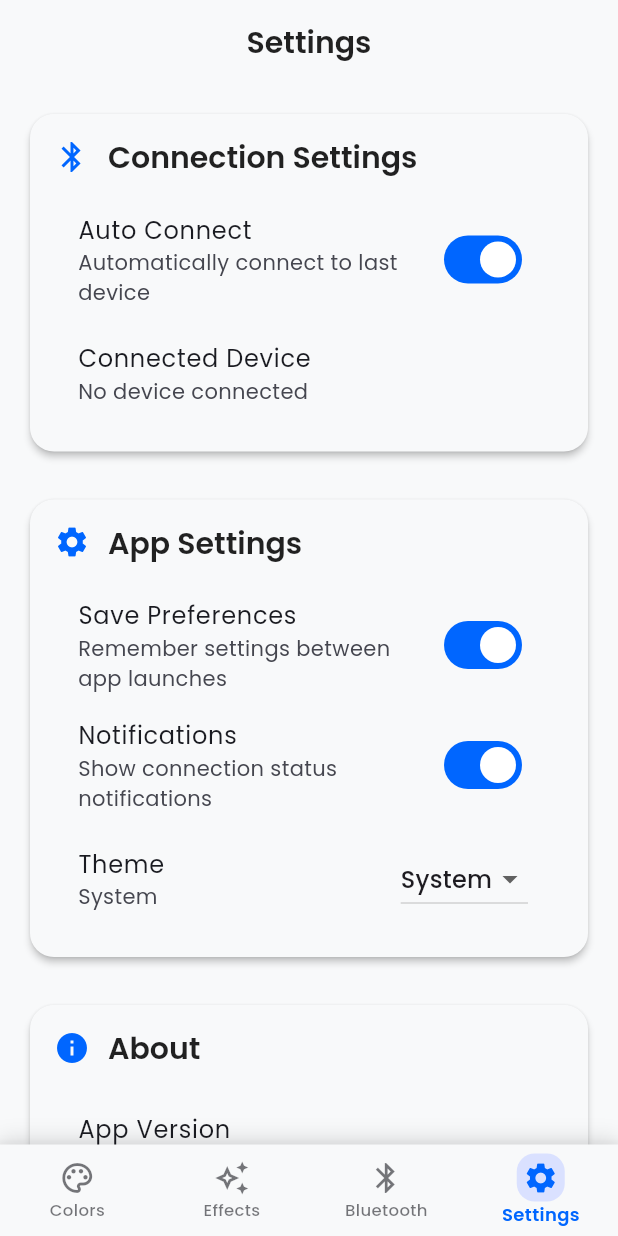
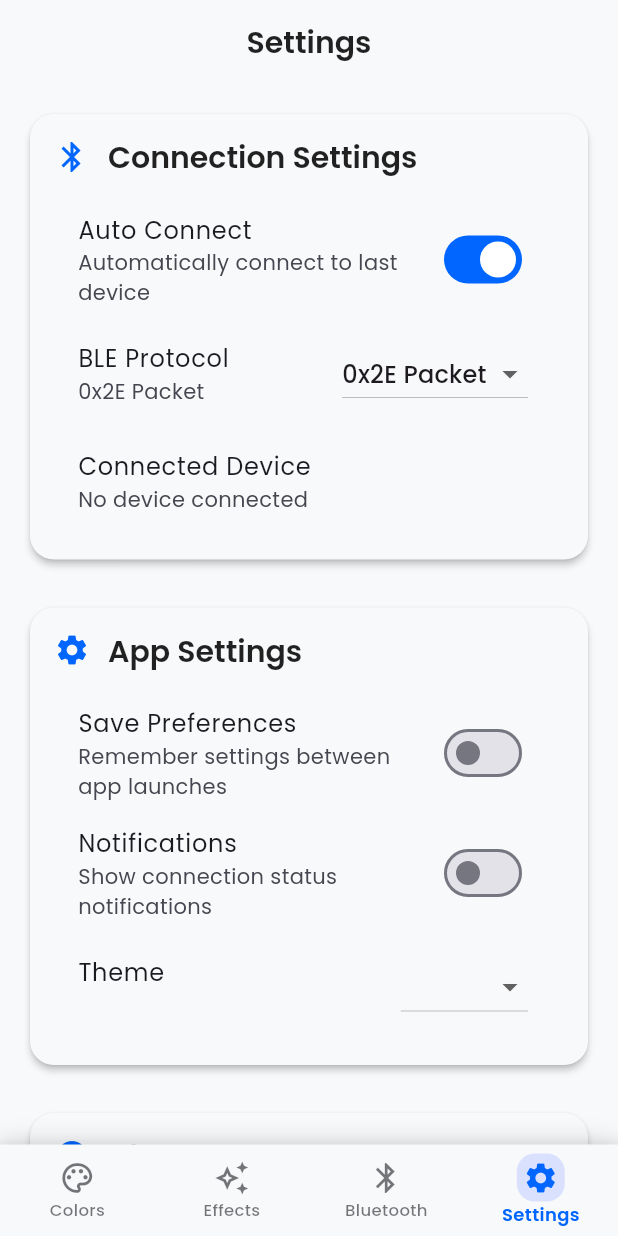
Before and after one commit to mkasem06/flutter-projects, a Flutter app: the screen it shows after launch, item 4 of the bottom bar chosen, after a tap on "Auto Connect", on a phone screen of 412 x 824 dp. Run offline on Flutter 3.47's test engine with Material 3 defaults, Android fonts, the phone set to English and light mode, and no system bars; our stand-ins replace cloud_firestore, firebase_auth, firebase_core, firebase_messaging, flutter_blue_plus, flutter_colorpicker and 7 more; accounts and stored records are empty.

Commit message:
Fix save settings on exit

```diff
--- a/light_app/lib/main.dart
+++ b/light_app/lib/main.dart
@@ -2,6 +2,7 @@ import 'package:flutter/material.dart';
 import 'package:provider/provider.dart';
 import 'providers/bluetooth_provider.dart';
 import 'providers/led_control_provider.dart';
+import 'services/settings_service.dart';
 import 'screens/home_screen.dart';
 import 'screens/bluetooth_screen.dart';
 import 'screens/color_control_screen.dart';
@@ -10,12 +11,77 @@ import 'screens/led_control_screen.dart';
 import 'screens/settings_screen.dart';
 import 'utils/app_theme.dart';
 
-void main() {
+void main() async {
+  WidgetsFlutterBinding.ensureInitialized();
+
+  // Initialize settings service
+  await SettingsService.initialize();
+
   runApp(const CarLightApp());
 }
 
-class CarLightApp extends StatelessWidget {
+class CarLightApp extends StatefulWidget {
   const CarLightApp({super.key});
+
+  @override
+  State<CarLightApp> createState() => _CarLightAppState();
+}
+
+class _CarLightAppState extends State<CarLightApp> with WidgetsBindingObserver {
+  @override
+  void initState() {
+    super.initState();
+    WidgetsBinding.instance.addObserver(this);
+  }
+
+  @override
+  void dispose() {
+    WidgetsBinding.instance.removeObserver(this);
+    super.dispose();
+  }
+
+  @override
+  void didChangeAppLifecycleState(AppLifecycleState state) {
+    super.didChangeAppLifecycleState(state);
+
+    // Save settings when app goes to background or is paused
+    if (state == AppLifecycleState.paused ||
+        state == AppLifecycleState.detached ||
+        state == AppLifecycleState.inactive) {
+      _saveCurrentSettings();
+    }
+  }
+
+  void _saveCurrentSettings() {
+    try {
+      // Get the current context from the navigator
+      final context = navigatorKey.currentContext;
+      if (context != null) {
+        final bluetoothProvider =
+            Provider.of<BluetoothProvider>(context, listen: false);
+        final ledControlProvider =
+            Provider.of<LEDControlProvider>(context, listen: false);
+
+        // Save current state
+        SettingsService.saveLedState(ledControlProvider.ledState);
+
+        // Save last connected device if connected
+        if (bluetoothProvider.isConnected &&
+            bluetoothProvider.connectedDevice != null) {
+          SettingsService.setLastConnectedDevice(
+              bluetoothProvider.connectedDevice!.platformName);
+          SettingsService.setLastConnectedDeviceId(
+              bluetoothProvider.connectedDevice!.remoteId.str);
+        }
+      }
+    } catch (e) {
+      debugPrint('Failed to save settings: $e');
+    }
+  }
+
+  // Global navigator key to access context
+  static final GlobalKey<NavigatorState> navigatorKey =
+      GlobalKey<NavigatorState>();
 
   @override
   Widget build(BuildContext context) {
@@ -23,15 +89,24 @@ class CarLightApp extends StatelessWidget {
       providers: [
         ChangeNotifierProvider(create: (_) => BluetoothProvider()),
         ChangeNotifierProxyProvider<BluetoothProvider, LEDControlProvider>(
-          create: (context) => LEDControlProvider(
-            Provider.of<BluetoothProvider>(context, listen: false),
-          ),
+          create: (context) {
+            final bluetoothProvider =
+                Provider.of<BluetoothProvider>(context, listen: false);
+            final ledProvider = LEDControlProvider(bluetoothProvider);
+
+            // Load saved settings after provider is created
+            _loadSavedSettings(bluetoothProvider, ledProvider);
+
+            return ledProvider;
+          },
           update: (context, bluetoothProvider, previous) {
             if (previous != null) {
               previous.updateBluetoothProvider(bluetoothProvider);
               return previous;
             }
-            return LEDControlProvider(bluetoothProvider);
+            final ledProvider = LEDControlProvider(bluetoothProvider);
+            _loadSavedSettings(bluetoothProvider, ledProvider);
+            return ledProvider;
           },
         ),
       ],
@@ -40,7 +115,8 @@ class CarLightApp extends StatelessWidget {
         debugShowCheckedModeBanner: false,
         theme: AppTheme.lightTheme,
         darkTheme: AppTheme.darkTheme,
-        themeMode: ThemeMode.system,
+        themeMode: _getThemeMode(),
+        navigatorKey: navigatorKey,
         home: const HomeScreen(),
         routes: {
           '/home': (context) => const HomeScreen(),
@@ -53,4 +129,39 @@ class CarLightApp extends StatelessWidget {
       ),
     );
   }
+
+  void _loadSavedSettings(BluetoothProvider bluetoothProvider,
+      LEDControlProvider ledControlProvider) {
+    // Load saved LED state if preferences are enabled
+    if (SettingsService.getSavePreferences()) {
+      final savedLedState = SettingsService.loadLedState();
+      ledControlProvider.loadFromSavedState(savedLedState);
+
+      // Load saved Bluetooth device for auto-connect
+      if (SettingsService.getAutoConnect()) {
+        final lastDeviceId = SettingsService.getLastConnectedDeviceId();
+        if (lastDeviceId != null) {
+          bluetoothProvider.setLastDeviceForAutoConnect(lastDeviceId);
+          bluetoothProvider.setAutoConnectEnabled(true);
+
+          // Schedule auto-connect with a delay to allow the app to fully initialize
+          Future.delayed(const Duration(seconds: 3), () {
+            bluetoothProvider.attemptAutoConnect();
+          });
+        }
+      }
+    }
+  }
+
+  ThemeMode _getThemeMode() {
+    final themeString = SettingsService.getSelectedTheme();
+    switch (themeString) {
+      case 'Light':
+        return ThemeMode.light;
+      case 'Dark':
+        return ThemeMode.dark;
+      default:
+        return ThemeMode.system;
+    }
+  }
 }
--- a/light_app/lib/providers/led_control_provider.dart
+++ b/light_app/lib/providers/led_control_provider.dart
@@ -57,9 +57,9 @@ class LEDControlProvider extends ChangeNotifier {
     mode: LightingMode.static,
     currentZone: ColorZone.uniform,
     zoneColors: {
-      ColorZone.uniform: 0xFFFFFFFF,
-      ColorZone.partition1: 0xFFFF0000,
-      ColorZone.partition2: 0xFF0000FF,
+      ColorZone.uniform: 0xFF8000FF, // Default to purple instead of white
+      ColorZone.partition1: 0xFF8000FF,
+      ColorZone.partition2: 0xFF8000FF,
     },
     zoneBrightnesses: {
       ColorZone.uniform: 100,
@@ -96,6 +96,17 @@ class LEDControlProvider extends ChangeNotifier {
 
   int getCurrentZoneColor() =>
       _ledState.zoneColors[_ledState.currentZone] ?? 0xFFFFFFFF;
+
+  // Methods for saving and loading state
+  void loadFromSavedState(LEDState savedState) {
+    _ledState = savedState;
+    notifyListeners();
+  }
+
+  void saveCurrentState() {
+    // This will be called by the main app when lifecycle changes
+    // The actual saving is handled by SettingsService
+  }
 
   void _initializeState() {
     // Initialize with default custom colors (reverse engineered from APK)
--- a/light_app/lib/screens/settings_screen.dart
+++ b/light_app/lib/screens/settings_screen.dart
@@ -2,7 +2,7 @@ import 'package:flutter/material.dart';
 import 'package:provider/provider.dart';
 import '../providers/led_control_provider.dart';
 import '../providers/bluetooth_provider.dart';
-import 'package:shared_preferences/shared_preferences.dart';
+import '../services/settings_service.dart';
 
 class SettingsScreen extends StatefulWidget {
   const SettingsScreen({super.key});
@@ -16,7 +16,7 @@ class _SettingsScreenState extends State<SettingsScreen> {
   bool _savePreferences = true;
   bool _notificationsEnabled = true;
   String _selectedTheme = 'System';
-  String _selectedProtocol = '0x2E Packet'; // '0x2E Packet' or 'Classic 0x7E'
+  String _selectedProtocol = '0x2E Packet';
 
   @override
   void initState() {
@@ -24,26 +24,26 @@ class _SettingsScreenState extends State<SettingsScreen> {
     _loadSettings();
   }
 
-  Future<void> _loadSettings() async {
-    final prefs = await SharedPreferences.getInstance();
+  void _loadSettings() {
     setState(() {
-      _autoConnect = prefs.getBool('auto_connect') ?? false;
-      _savePreferences = prefs.getBool('save_preferences') ?? true;
-      _notificationsEnabled = prefs.getBool('notifications_enabled') ?? true;
-      _selectedTheme = prefs.getString('selected_theme') ?? 'System';
-      final proto = prefs.getString('ble_protocol') ?? '2E';
+      _autoConnect = SettingsService.getAutoConnect();
+      _savePreferences = SettingsService.getSavePreferences();
+      _notificationsEnabled = SettingsService.getNotificationsEnabled();
+      _selectedTheme = SettingsService.getSelectedTheme();
+      final proto = SettingsService.getBleProtocol();
       _selectedProtocol = proto == '7E' ? 'Classic 0x7E' : '0x2E Packet';
     });
   }
 
   Future<void> _saveSettings() async {
-    final prefs = await SharedPreferences.getInstance();
-    await prefs.setBool('auto_connect', _autoConnect);
-    await prefs.setBool('save_preferences', _savePreferences);
-    await prefs.setBool('notifications_enabled', _notificationsEnabled);
-    await prefs.setString('selected_theme', _selectedTheme);
-    await prefs.setString(
-        'ble_protocol', _selectedProtocol == 'Classic 0x7E' ? '7E' : '2E');
+    await Future.wait([
+      SettingsService.setAutoConnect(_autoConnect),
+      SettingsService.setSavePreferences(_savePreferences),
+      SettingsService.setNotificationsEnabled(_notificationsEnabled),
+      SettingsService.setSelectedTheme(_selectedTheme),
+      SettingsService.setBleProtocol(
+          _selectedProtocol == 'Classic 0x7E' ? '7E' : '2E'),
+    ]);
   }
 
   @override
@@ -69,7 +69,7 @@ class _SettingsScreenState extends State<SettingsScreen> {
                 const SizedBox(height: 24),
 
                 // About Section
-                _buildAboutSection(),
+                _buildAboutSection(ledProvider),
               ],
             ),
           );
@@ -108,7 +108,41 @@ class _SettingsScreenState extends State<SettingsScreen> {
                   _autoConnect = value;
                 });
                 _saveSettings();
+
+                // Enable/disable auto-connect in the Bluetooth provider
+                bluetoothProvider.setAutoConnectEnabled(value);
+
+                // If auto-connect is enabled and we have a last device, try to connect
+                if (value) {
+                  final lastDeviceId =
+                      SettingsService.getLastConnectedDeviceId();
+                  if (lastDeviceId != null) {
+                    bluetoothProvider.setLastDeviceForAutoConnect(lastDeviceId);
+                    bluetoothProvider.attemptAutoConnect();
+                  }
+                }
               },
+            ),
+            ListTile(
+              title: const Text('BLE Protocol'),
+              subtitle: Text(_selectedProtocol),
+              trailing: DropdownButton<String>(
+                value: _selectedProtocol,
+                items: ['0x2E Packet', 'Classic 0x7E']
+                    .map((protocol) => DropdownMenuItem(
+                          value: protocol,
+                          child: Text(protocol),
+                        ))
+                    .toList(),
+                onChanged: (value) {
+                  if (value != null) {
+                    setState(() {
+                      _selectedProtocol = value;
+                    });
+                    _saveSettings();
+                  }
+                },
+              ),
             ),
             ListTile(
               title: const Text('Connected Device'),
@@ -201,7 +235,7 @@ class _SettingsScreenState extends State<SettingsScreen> {
     );
   }
 
-  Widget _buildAboutSection() {
+  Widget _buildAboutSection(LEDControlProvider ledProvider) {
     return Card(
       child: Padding(
         padding: const EdgeInsets.all(16.0),
@@ -250,11 +284,7 @@ class _SettingsScreenState extends State<SettingsScreen> {
                           onPressed: () => Navigator.pop(context, false),
                           child: const Text('Cancel'),
                         ),
-                        ElevatedButton(
-                          style: ElevatedButton.styleFrom(
-                            backgroundColor: Colors.red,
-                            foregroundColor: Colors.white,
-                          ),
+                        TextButton(
                           onPressed: () => Navigator.pop(context, true),
                           child: const Text('Reset'),
                         ),
@@ -262,13 +292,19 @@ class _SettingsScreenState extends State<SettingsScreen> {
                     ),
                   );
 
-                  if (confirmed == true && mounted) {
-                    final ledProvider = context.read<LEDControlProvider>();
+                  if (confirmed == true) {
+                    // Clear LED settings from storage
+                    await SettingsService.clearLedSettings();
+
+                    // Reset the LED provider to factory defaults
                     await ledProvider.factoryReset();
+
                     if (mounted) {
                       ScaffoldMessenger.of(context).showSnackBar(
                         const SnackBar(
-                            content: Text('Factory reset completed')),
+                          content:
+                              Text('LED settings reset to factory defaults'),
+                        ),
                       );
                     }
                   }
--- a/light_app/pubspec.yaml
+++ b/light_app/pubspec.yaml
@@ -43,6 +43,8 @@ dependencies:
   animations: ^2.0.11
   google_fonts: ^6.2.1
   lottie: ^3.1.2
+  flutter_launcher_icons: ^0.14.4
+  change_app_package_name: ^1.5.0
 
 dev_dependencies:
   flutter_test:
```
Also changed, not shown: light_app/lib/providers/bluetooth_provider.dart (+147 -1 lines).
